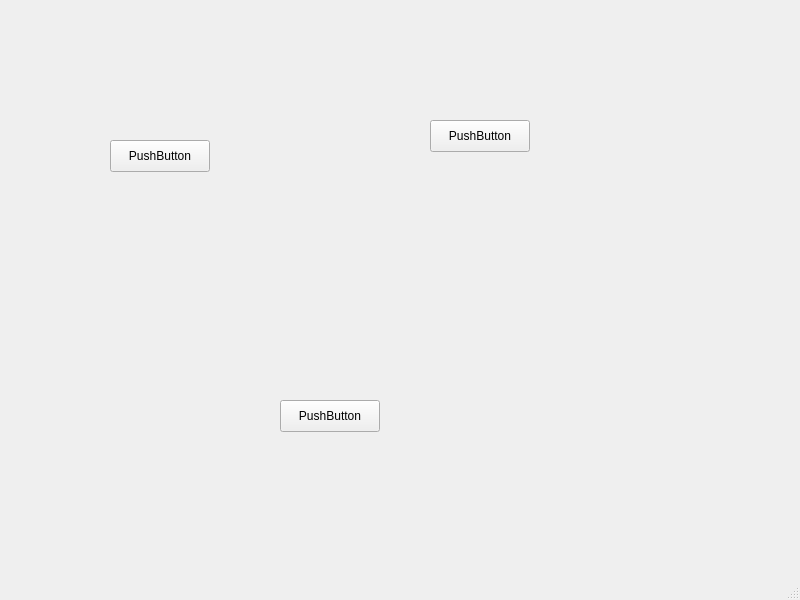
markusbuck/simon-game, file SimonGame/mainwindow.ui: the form before one commit.
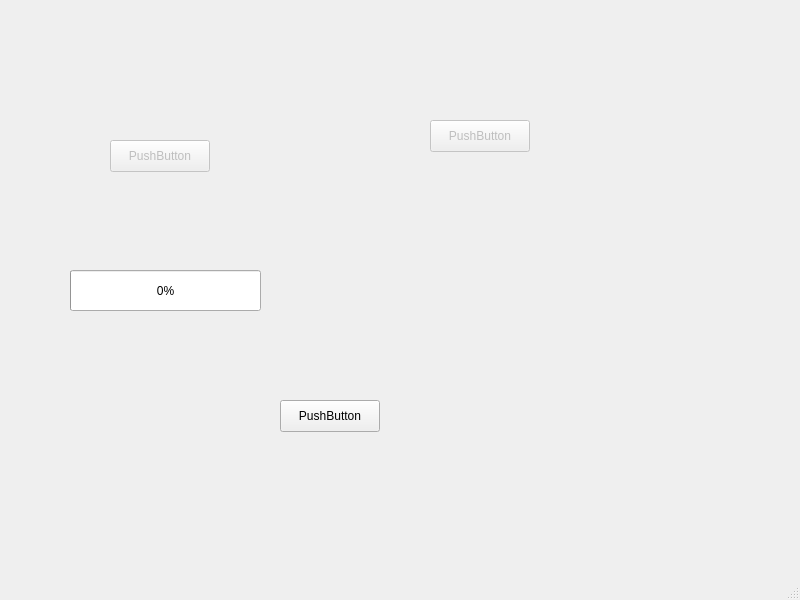
The form after the commit.

```diff
--- a/SimonGame/mainwindow.ui
+++ b/SimonGame/mainwindow.ui
@@ -28,6 +28,9 @@
     </property>
    </widget>
    <widget class="QPushButton" name="redButton">
+    <property name="enabled">
+     <bool>false</bool>
+    </property>
     <property name="geometry">
      <rect>
       <x>110</x>
@@ -41,6 +44,9 @@
     </property>
    </widget>
    <widget class="QPushButton" name="blueButton">
+    <property name="enabled">
+     <bool>false</bool>
+    </property>
     <property name="geometry">
      <rect>
       <x>430</x>
@@ -53,6 +59,19 @@
      <string>PushButton</string>
     </property>
    </widget>
+   <widget class="QProgressBar" name="progressBar">
+    <property name="geometry">
+     <rect>
+      <x>70</x>
+      <y>270</y>
+      <width>191</width>
+      <height>41</height>
+     </rect>
+    </property>
+    <property name="value">
+     <number>0</number>
+    </property>
+   </widget>
   </widget>
   <widget class="QMenuBar" name="menubar">
    <property name="geometry">
```
